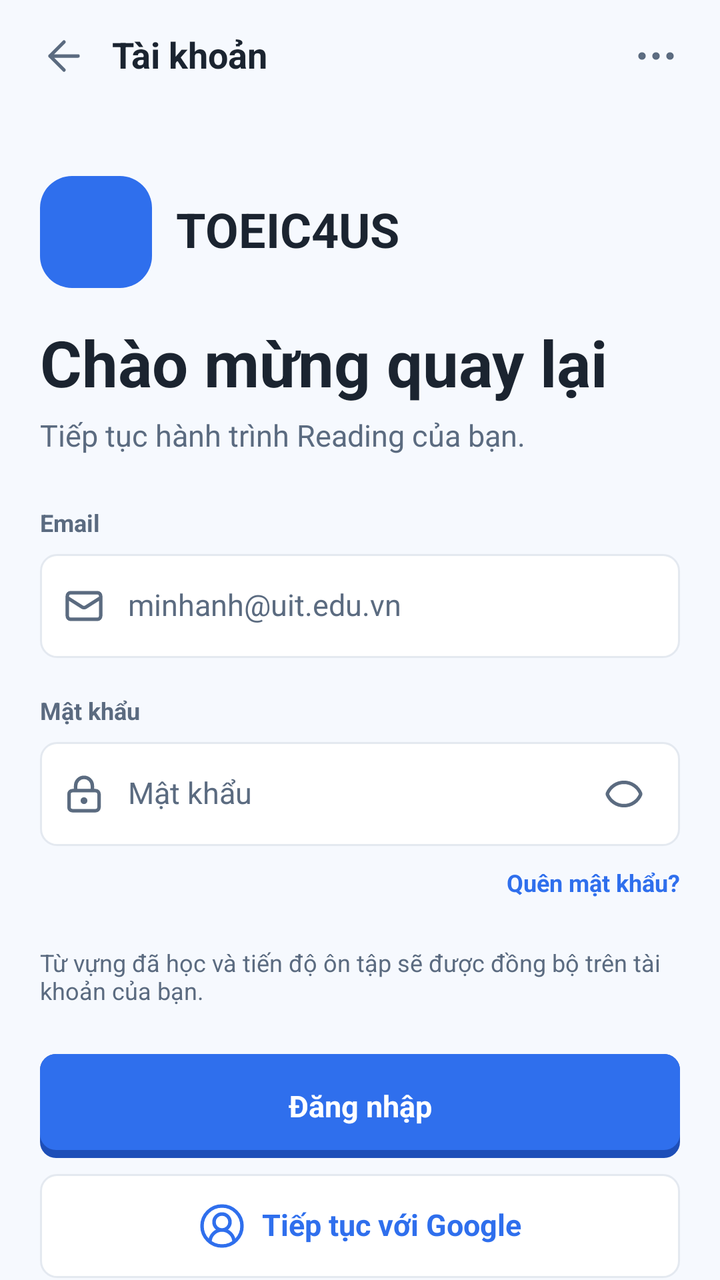
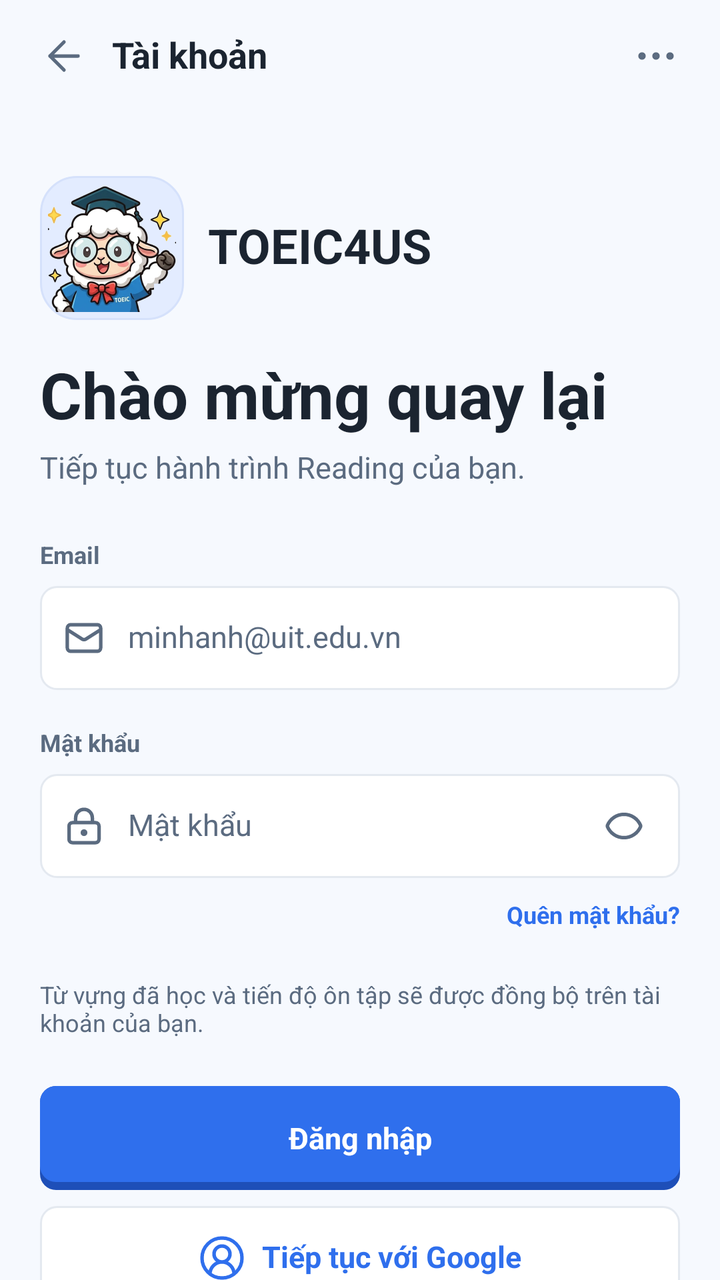

Compare the two renders of this Android layout. The source of the first and the diff that turns it into the second are given below.
<!-- AndroidManifest.xml: application theme Theme.NT118_Project -->
<!-- res/layout/fragment_login.xml -->
<?xml version="1.0" encoding="utf-8"?>
<androidx.constraintlayout.widget.ConstraintLayout xmlns:android="http://schemas.android.com/apk/res/android"
    xmlns:app="http://schemas.android.com/apk/res-auto"
    android:layout_width="match_parent"
    android:layout_height="match_parent"
    android:background="@color/app_bg">

    <androidx.constraintlayout.widget.Guideline
        android:id="@+id/guideStart"
        android:layout_width="wrap_content"
        android:layout_height="wrap_content"
        android:orientation="vertical"
        app:layout_constraintGuide_percent="@dimen/guide_start" />

    <androidx.constraintlayout.widget.Guideline
        android:id="@+id/guideEnd"
        android:layout_width="wrap_content"
        android:layout_height="wrap_content"
        android:orientation="vertical"
        app:layout_constraintGuide_percent="@dimen/guide_end" />

    
    <ImageButton
        android:id="@+id/btnBack"
        style="@style/IconButton"
        android:layout_marginStart="8dp"
        android:layout_marginTop="4dp"
        android:contentDescription="@string/action_back"
        android:src="@drawable/ic_arrow_left"
        app:layout_constraintStart_toStartOf="@id/guideStart"
        app:layout_constraintTop_toTopOf="parent" />

    <TextView
        android:id="@+id/txtBarTitle"
        style="@style/Text.Title"
        android:layout_width="0dp"
        android:layout_height="wrap_content"
        android:text="@string/login_title_bar"
        app:layout_constraintBottom_toBottomOf="@id/btnBack"
        app:layout_constraintEnd_toStartOf="@id/btnMore"
        app:layout_constraintStart_toEndOf="@id/btnBack"
        app:layout_constraintTop_toTopOf="@id/btnBack" />

    <ImageButton
        android:id="@+id/btnMore"
        style="@style/IconButton"
        android:layout_marginEnd="8dp"
        android:contentDescription="@string/action_more"
        android:src="@drawable/ic_ellipsis"
        app:layout_constraintEnd_toEndOf="@id/guideEnd"
        app:layout_constraintTop_toTopOf="@id/btnBack" />

    
    <androidx.core.widget.NestedScrollView
        android:layout_width="0dp"
        android:layout_height="0dp"
        android:fillViewport="true"
        app:layout_constraintBottom_toBottomOf="parent"
        app:layout_constraintEnd_toEndOf="@id/guideEnd"
        app:layout_constraintStart_toStartOf="@id/guideStart"
        app:layout_constraintTop_toBottomOf="@id/btnBack">

        <LinearLayout
            android:layout_width="match_parent"
            android:layout_height="wrap_content"
            android:orientation="vertical"
            android:paddingStart="20dp"
            android:paddingTop="16dp"
            android:paddingEnd="20dp"
            android:paddingBottom="28dp">

            <LinearLayout
                android:layout_width="wrap_content"
                android:layout_height="wrap_content"
                android:gravity="center_vertical"
                android:orientation="horizontal"
                android:paddingTop="20dp"
                android:paddingBottom="20dp">

                <ImageView
                    android:layout_width="56dp"
                    android:layout_height="56dp"
                    android:background="@drawable/bg_logo"
                    android:importantForAccessibility="no"
                    android:scaleType="center"
                    android:src="@drawable/ic_book_open_check"
                    app:tint="@color/white" />

                <TextView
                    style="@style/Text.Title"
                    android:layout_width="wrap_content"
                    android:layout_height="wrap_content"
                    android:layout_marginStart="12dp"
                    android:text="@string/app_name"
                    android:textSize="24sp" />
            </LinearLayout>

            <TextView
                style="@style/Text.Heading"
                android:layout_width="match_parent"
                android:layout_height="wrap_content"
                android:text="@string/login_heading" />

            <TextView
                style="@style/Text.Body"
                android:layout_width="match_parent"
                android:layout_height="wrap_content"
                android:layout_marginTop="8dp"
                android:text="@string/login_sub"
                android:textColor="@color/app_text_secondary" />

            <TextView
                style="@style/Text.Label"
                android:layout_width="match_parent"
                android:layout_height="wrap_content"
                android:layout_marginTop="28dp"
                android:text="@string/label_email" />

            <LinearLayout
                style="@style/Field"
                android:layout_marginTop="8dp">

                <ImageView
                    android:layout_width="20dp"
                    android:layout_height="20dp"
                    android:importantForAccessibility="no"
                    android:src="@drawable/ic_mail"
                    app:tint="@color/app_text_secondary" />

                <EditText
                    android:id="@+id/edtEmail"
                    style="@style/Field.Input"
                    android:autofillHints="emailAddress"
                    android:hint="@string/hint_email"
                    android:imeOptions="actionNext"
                    android:inputType="textEmailAddress" />
            </LinearLayout>

            <TextView
                style="@style/Text.Label"
                android:layout_width="match_parent"
                android:layout_height="wrap_content"
                android:layout_marginTop="20dp"
                android:text="@string/label_password" />

            <LinearLayout
                style="@style/Field"
                android:layout_marginTop="8dp">

                <ImageView
                    android:layout_width="20dp"
                    android:layout_height="20dp"
                    android:importantForAccessibility="no"
                    android:src="@drawable/ic_lock"
                    app:tint="@color/app_text_secondary" />

                <EditText
                    android:id="@+id/edtPassword"
                    style="@style/Field.Input"
                    android:autofillHints="password"
                    android:hint="@string/hint_password"
                    android:imeOptions="actionDone"
                    android:inputType="textPassword" />

                <ImageButton
                    android:id="@+id/btnTogglePassword"
                    android:layout_width="32dp"
                    android:layout_height="32dp"
                    android:background="?attr/selectableItemBackgroundBorderless"
                    android:contentDescription="@string/label_password"
                    android:src="@drawable/ic_eye"
                    app:tint="@color/app_text_secondary" />
            </LinearLayout>

            <TextView
                android:id="@+id/txtForgot"
                style="@style/Text.Link"
                android:layout_width="match_parent"
                android:layout_height="wrap_content"
                android:layout_marginTop="12dp"
                android:clickable="true"
                android:focusable="true"
                android:gravity="end"
                android:minHeight="32dp"
                android:text="@string/login_forgot" />

            <TextView
                style="@style/Text.Caption"
                android:layout_width="match_parent"
                android:layout_height="wrap_content"
                android:layout_marginTop="8dp"
                android:text="@string/login_sync_note" />

            <Space
                android:layout_width="match_parent"
                android:layout_height="0dp"
                android:layout_weight="1" />

            <TextView
                android:id="@+id/btnLogin"
                style="@style/Button.Primary"
                android:layout_marginTop="24dp"
                android:text="@string/login_action" />

            <LinearLayout
                android:id="@+id/btnGoogle"
                style="@style/Button.Outline"
                android:layout_marginTop="8dp"
                android:orientation="horizontal">

                <ImageView
                    android:layout_width="24dp"
                    android:layout_height="24dp"
                    android:importantForAccessibility="no"
                    android:src="@drawable/ic_user_circle"
                    app:tint="@color/app_primary" />

                <TextView
                    style="@style/Text.Body"
                    android:layout_width="wrap_content"
                    android:layout_height="wrap_content"
                    android:layout_marginStart="8dp"
                    android:text="@string/login_google"
                    android:textColor="@color/app_primary"
                    android:textStyle="bold" />
            </LinearLayout>

            <TextView
                android:id="@+id/btnToRegister"
                style="@style/Button.Text"
                android:layout_marginTop="8dp"
                android:text="@string/login_to_register" />
        </LinearLayout>
    </androidx.core.widget.NestedScrollView>
</androidx.constraintlayout.widget.ConstraintLayout>
<!-- resources referenced by this layout -->
<resources>
  <color name="app_bg">#F6F9FE</color>
  <color name="app_primary">#2F6FED</color>
  <color name="app_text_secondary">#5B6B80</color>
  <color name="white">#FFFFFFFF</color>
  <item name="guide_end" format="float" type="dimen">1.0</item>
  <item name="guide_start" format="float" type="dimen">0.0</item>
  <!-- drawable bg_logo (drawable) -->
  <?xml version="1.0" encoding="utf-8"?>
  <shape xmlns:android="http://schemas.android.com/apk/res/android" android:shape="rectangle">
      <solid android:color="@color/app_primary" />
      <corners android:radius="16dp" />
  </shape>
  <!-- drawable ic_book_open_check (drawable) -->
  <?xml version="1.0" encoding="utf-8"?>
  <vector xmlns:android="http://schemas.android.com/apk/res/android"
      android:width="32dp"
      android:height="32dp"
      android:viewportWidth="32"
      android:viewportHeight="32">
      <path
          android:pathData="M16 28V9.33333M16 28C16 26.9391 15.5785 25.9217 14.8283 25.1716C14.0781 24.4214 13.0606 24 11.9997 24H3.99904C3.64539 24 3.30622 23.8595 3.05616 23.6095C2.80609 23.3594 2.6656 23.0203 2.6656 22.6667V5.33333C2.6656 4.97971 2.80609 4.64057 3.05616 4.39052C3.30622 4.14048 3.64539 4 3.99904 4H10.6662C12.0808 4 13.4375 4.5619 14.4378 5.5621C15.4381 6.56229 16 7.91885 16 9.33333M16 28C16 26.9391 16.4215 25.9217 17.1717 25.1716C17.9219 24.4214 18.9394 24 20.0003 24H28.001C28.3546 24 28.6938 23.8595 28.9438 23.6095C29.1939 23.3594 29.3344 23.0203 29.3344 22.6667V20.9333M16 9.33333C16 7.91885 16.5619 6.56229 17.5622 5.5621C18.5625 4.5619 19.9192 4 21.3338 4H28.001C28.3546 4 28.6938 4.14048 28.9438 4.39052C29.1939 4.64057 29.3344 4.97971 29.3344 5.33333V8M21.3338 16L24.0006 18.6667L29.3344 13.3333" />
  </vector>
  <string name="action_back">Quay lại</string>
  <string name="action_more">Thêm</string>
  <string name="app_name">TOEIC4US</string>
  <string name="hint_email">minhanh@uit.edu.vn</string>
  <string name="hint_password">Mật khẩu</string>
  <string name="label_email">Email</string>
  <string name="label_password">Mật khẩu</string>
  <string name="login_action">Đăng nhập</string>
  <string name="login_forgot">Quên mật khẩu?</string>
  <string name="login_google">Tiếp tục với Google</string>
  <string name="login_heading">Chào mừng quay lại</string>
  <string name="login_sub">Tiếp tục hành trình Reading của bạn.</string>
  <string name="login_sync_note">Từ vựng đã học và tiến độ ôn tập sẽ được đồng bộ trên tài khoản của bạn.</string>
  <string name="login_title_bar">Tài khoản</string>
  <string name="login_to_register">Chưa có tài khoản? Đăng ký</string>
  <style name="Button.Outline">
          <item name="android:background">@drawable/bg_field</item>
          <item name="android:textColor">@color/app_primary</item>
      </style>
  <style name="Button.Primary">
          <item name="android:background">@drawable/bg_button_primary</item>
          <item name="android:textColor">@android:color/white</item>
      </style>
  <style name="Button.Text">
          <item name="android:background">@android:color/transparent</item>
          <item name="android:textColor">@color/app_primary</item>
      </style>
  <style name="Text.Body">
          <item name="android:textSize">15sp</item>
          <item name="android:lineSpacingExtra">4sp</item>
      </style>
  <style name="Text.Caption">
          <item name="android:textSize">12sp</item>
          <item name="android:textColor">@color/app_text_secondary</item>
      </style>
  <style name="Text.Heading">
          <item name="android:textSize">32sp</item>
          <item name="android:textStyle">bold</item>
      </style>
  <style name="Text.Title">
          <item name="android:textSize">18sp</item>
          <item name="android:textStyle">bold</item>
      </style>
  <style name="Theme.NT118_Project" parent="Base.Theme.NT118_Project" />
  <dimen name="field_height">52dp</dimen>
  <dimen name="icon_button">48dp</dimen>
  <color name="app_surface">#FFFFFF</color>
  <color name="app_border">#E4E9F0</color>
  <color name="app_primary_dark">#1E4FB8</color>
  <!-- unchanged entries left out for length: 14 -->
</resources>

<!-- the commit's change to res/layout/fragment_login.xml (unified diff, before → after) -->
@@ -78,13 +78,13 @@
                 android:paddingBottom="20dp">
 
                 <ImageView
-                    android:layout_width="56dp"
-                    android:layout_height="56dp"
-                    android:background="@drawable/bg_logo"
-                    android:importantForAccessibility="no"
-                    android:scaleType="center"
-                    android:src="@drawable/ic_book_open_check"
-                    app:tint="@color/white" />
+                    android:layout_width="72dp"
+                    android:layout_height="72dp"
+                    android:background="@drawable/bg_logo_mascot"
+                    android:importantForAccessibility="no"
+                    android:padding="4dp"
+                    android:scaleType="fitCenter"
+                    android:src="@drawable/logo_mascot" />
 
                 <TextView
                     style="@style/Text.Title"
<!-- resource entries referenced after the edit -->
@@ -3,25 +3,16 @@
   <color name="app_bg">#F6F9FE</color>
   <color name="app_primary">#2F6FED</color>
   <color name="app_text_secondary">#5B6B80</color>
-  <color name="white">#FFFFFFFF</color>
   <item name="guide_end" format="float" type="dimen">1.0</item>
   <item name="guide_start" format="float" type="dimen">0.0</item>
-  <!-- drawable bg_logo (drawable) -->
+  <!-- drawable bg_logo_mascot (drawable) -->
   <?xml version="1.0" encoding="utf-8"?>
   <shape xmlns:android="http://schemas.android.com/apk/res/android" android:shape="rectangle">
-      <solid android:color="@color/app_primary" />
-      <corners android:radius="16dp" />
+      <solid android:color="@color/app_primary_soft" />
+      <corners android:radius="18dp" />
+      <stroke android:width="1dp" android:color="#D5E1FB" />
   </shape>
-  <!-- drawable ic_book_open_check (drawable) -->
-  <?xml version="1.0" encoding="utf-8"?>
-  <vector xmlns:android="http://schemas.android.com/apk/res/android"
-      android:width="32dp"
-      android:height="32dp"
-      android:viewportWidth="32"
-      android:viewportHeight="32">
-      <path
-          android:pathData="M16 28V9.33333M16 28C16 26.9391 15.5785 25.9217 14.8283 25.1716C14.0781 24.4214 13.0606 24 11.9997 24H3.99904C3.64539 24 3.30622 23.8595 3.05616 23.6095C2.80609 23.3594 2.6656 23.0203 2.6656 22.6667V5.33333C2.6656 4.97971 2.80609 4.64057 3.05616 4.39052C3.30622 4.14048 3.64539 4 3.99904 4H10.6662C12.0808 4 13.4375 4.5619 14.4378 5.5621C15.4381 6.56229 16 7.91885 16 9.33333M16 28C16 26.9391 16.4215 25.9217 17.1717 25.1716C17.9219 24.4214 18.9394 24 20.0003 24H28.001C28.3546 24 28.6938 23.8595 28.9438 23.6095C29.1939 23.3594 29.3344 23.0203 29.3344 22.6667V20.9333M16 9.33333C16 7.91885 16.5619 6.56229 17.5622 5.5621C18.5625 4.5619 19.9192 4 21.3338 4H28.001C28.3546 4 28.6938 4.14048 28.9438 4.39052C29.1939 4.64057 29.3344 4.97971 29.3344 5.33333V8M21.3338 16L24.0006 18.6667L29.3344 13.3333" />
-  </vector>
+  <!-- drawable logo_mascot: png bitmap (drawable-nodpi, 182768 bytes) -->
   <string name="action_back">Quay lại</string>
   <string name="action_more">Thêm</string>
   <string name="app_name">TOEIC4US</string>
@@ -66,6 +57,7 @@
           <item name="android:textStyle">bold</item>
       </style>
   <style name="Theme.NT118_Project" parent="Base.Theme.NT118_Project" />
+  <color name="app_primary_soft">#E3ECFF</color>
   <dimen name="field_height">52dp</dimen>
   <dimen name="icon_button">48dp</dimen>
   <color name="app_surface">#FFFFFF</color>
